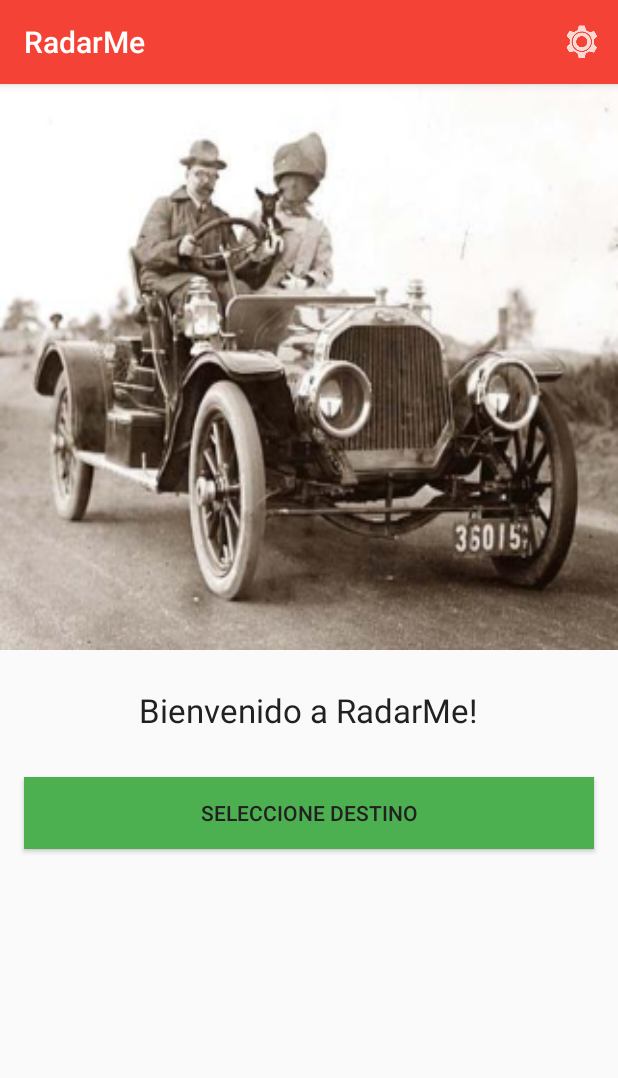
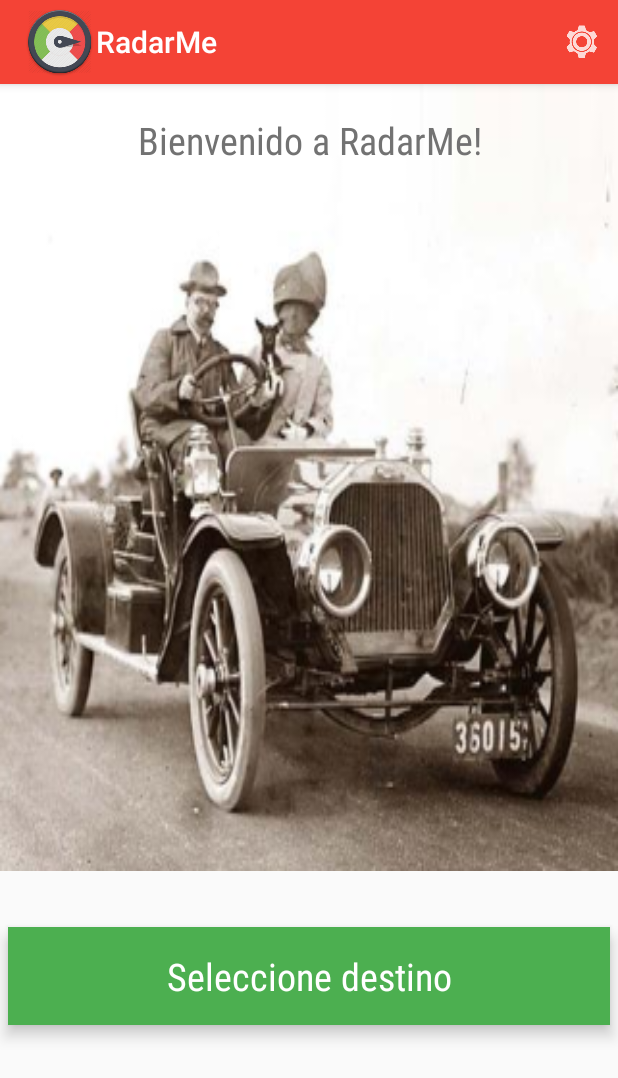
Before and after one commit to juancruzgs/AppRadar, an Android app: the screen it shows after launch (MainActivity), on a phone screen of 412 x 824 dp. Shown: the top 1078 px of the screen. Run offline under Robolectric (Android 15) with nearby library versions, the phone set to English and light mode, and no system bars; 1 statement that could not run was skipped.

Commit message:
StartScreenFragment layout

```diff
--- a/app/src/main/java/com/mobilemakers/juansoler/appradar/MainActivity.java
+++ b/app/src/main/java/com/mobilemakers/juansoler/appradar/MainActivity.java
@@ -22,6 +22,9 @@ public class MainActivity extends ActionBarActivity{
     protected void onCreate(Bundle savedInstanceState) {
         super.onCreate(savedInstanceState);
         setContentView(R.layout.activity_main);
+        ActionBar actionBar = getSupportActionBar();
+        actionBar.setIcon(R.mipmap.ic_launcher);
+        actionBar.setDisplayShowHomeEnabled(true);
         prepareFragment(savedInstanceState);
     }
 
--- a/app/src/main/java/com/mobilemakers/juansoler/appradar/MapActivity.java
+++ b/app/src/main/java/com/mobilemakers/juansoler/appradar/MapActivity.java
@@ -34,9 +34,11 @@ public class MapActivity extends ActionBarActivity implements OnMapReadyCallback
     protected void onCreate(Bundle savedInstanceState) {
         super.onCreate(savedInstanceState);
         setContentView(R.layout.activity_map);
+        ActionBar actionBar = getSupportActionBar();
+        actionBar.setIcon(R.mipmap.ic_launcher);
+        actionBar.setDisplayShowHomeEnabled(true);
 
         mRadars = getIntent().getExtras().getParcelable(Constants.RADARS_LIST);
-
 
         if (savedInstanceState == null) {
             Toast.makeText(this, getString(R.string.message_map_toast), Toast.LENGTH_LONG).show();
--- a/app/src/main/res/layout/fragment_start_screen.xml
+++ b/app/src/main/res/layout/fragment_start_screen.xml
@@ -6,21 +6,13 @@
               android:orientation="vertical"
               tools:context="com.mobilemakers.juansoler.appradar.StartScreenFragment">
 
-    <ImageView
-        android:id="@+id/imageView_start_screen_image"
-        android:layout_width="match_parent"
-        android:layout_height="0dp"
-        android:src="@mipmap/startscreenpic"
-        android:scaleType="fitXY"
-        android:layout_weight="0.9" />
-
     <LinearLayout
         android:id="@+id/loadingPanel"
         android:layout_width="match_parent"
         android:gravity="center"
         android:orientation="horizontal"
         android:visibility="gone"
-        android:layout_height="wrap_content"
+        android:layout_height="match_parent"
         android:layout_gravity="center">
         <TextView
             android:layout_width="wrap_content"
@@ -34,25 +26,35 @@
             />
     </LinearLayout>
 
+    <RelativeLayout
+        android:layout_width="match_parent"
+        android:layout_height="0dp"
+        android:layout_weight="14">
+
+        <ImageView
+            android:id="@+id/imageView_start_screen_image"
+            android:layout_width="match_parent"
+            android:layout_height="match_parent"
+            android:src="@mipmap/startscreenpic"
+            android:scaleType="fitXY"
+            />
         <TextView
             android:layout_width="wrap_content"
             android:layout_height="wrap_content"
             android:textAppearance="?android:attr/textAppearanceLarge"
             android:text="@string/textView_welcome"
             android:id="@+id/textView_welcome"
-        android:paddingTop="25dp"
-        android:gravity="center" />
+            android:layout_marginTop="20dp"
+            android:gravity="center"
+            android:layout_centerHorizontal="true"/>
 
-    <LinearLayout
-        android:layout_width="match_parent"
-        android:layout_height="0dp"
-        android:orientation="vertical"
-        android:layout_weight="0.8"
-        android:gravity="center_horizontal">
+    </RelativeLayout>
 
     <Space
         android:layout_width="match_parent"
-            android:layout_height="30dp"/>
+        android:layout_height="0dp"
+        android:layout_weight="1"
+        />
 
     <Button
         android:id="@+id/button_select_desntination"
@@ -61,29 +63,34 @@
         android:text="@string/button_select_destination"
         android:elevation="6dp"
         android:background="@color/accent"
-            android:gravity="center"
-            android:paddingLeft="10dp"
-            android:paddingRight="10dp"
-            android:paddingBottom="5dp"
-            android:paddingTop="5dp"
-            android:layout_marginRight="@dimen/button_padding"
-            android:layout_marginLeft="@dimen/button_padding"/>
+        android:paddingBottom="15dp"
+        android:paddingTop="15dp"
+        android:layout_marginLeft="5dp"
+        android:layout_marginRight="5dp" />
 
     <Space
         android:layout_width="match_parent"
-            android:layout_height="30dp"
+        android:layout_height="0dp"
+        android:layout_weight="1"
         />
 
     <Button
+        android:id="@+id/button_start_travel"
         android:layout_width="match_parent"
         android:layout_height="wrap_content"
         android:text="@string/button_start_travel"
-            android:id="@+id/button_start_travel"
         android:elevation="6dp"
         android:background="@color/accent"
         android:visibility="invisible"
-            android:layout_marginLeft="@dimen/button_padding"
-            android:layout_marginRight="@dimen/button_padding"/>
+        android:paddingBottom="15dp"
+        android:paddingTop="15dp"
+        android:layout_marginLeft="5dp"
+        android:layout_marginRight="5dp"
+        android:layout_gravity="center_vertical"/>
+    <Space
+        android:layout_width="match_parent"
+        android:layout_height="0dp"
+        android:layout_weight="1"
+        />
 
 </LinearLayout>
-</LinearLayout>
--- a/app/src/main/res/values/styles.xml
+++ b/app/src/main/res/values/styles.xml
@@ -1,19 +1,5 @@
 <resources>
 
-    <!-- Base application theme. -->
-    <style name="AppTheme" parent="Theme.AppCompat.Light.DarkActionBar">
-        <!-- Customize your theme here. -->
-
-        <item name="android:windowActionBarOverlay">true</item>
-        <item name="windowActionBarOverlay">true</item>
-        <item name="colorPrimary">@color/primary</item>
-        <item name="colorPrimaryDark">@color/primary_dark</item>
-        <item name="colorAccent">@color/accent</item>
-        <item name="icon">@color/icons</item>
-        <item name="divider">@color/divider</item>
-        <item name="android:textColorPrimary">@color/primary_text</item>
-        <item name="android:textColorSecondary">@color/secondary_text</item>
-    </style>
     <style name="NoOverlayTheme" parent="Theme.AppCompat.Light.DarkActionBar">
         <!-- Customize your theme here. -->
         <item name="colorPrimary">@color/primary</item>
@@ -21,7 +7,24 @@
         <item name="colorAccent">@color/accent</item>
         <item name="icon">@color/icons</item>
         <item name="divider">@color/divider</item>
-        <item name="android:textColorPrimary">@color/primary_text</item>
+        <item name="android:textColorPrimary">@color/secondary_text</item>
         <item name="android:textColorSecondary">@color/secondary_text</item>
+        <item name="android:icon">@mipmap/ic_launcher</item>
+        <item name="android:buttonStyle">@style/button_style</item>
+        <item name="android:textViewStyle">@style/text_view_style</item>
+        <item name="android:fontFamily">sans-serif-condensed</item>
     </style>
+
+    <style name="button_style">
+        <item name="android:fontFamily">sans-serif-condensed</item>
+        <item name="android:textColor">#FFFFFF</item>
+        <item name="android:gravity">center</item>
+        <item name="android:textSize">25sp</item>
+    </style>
+
+    <style name="text_view_style">
+        <item name="android:fontFamily">sans-serif-condensed</item>
+        <item name="android:textSize">25sp</item>
+    </style>
+
 </resources>
```
Also changed, not shown: app/src/main/res/mipmap-xhdpi/startscreenpic.png, 1 other file. Lines whose indentation alone changed are shown as unchanged.
